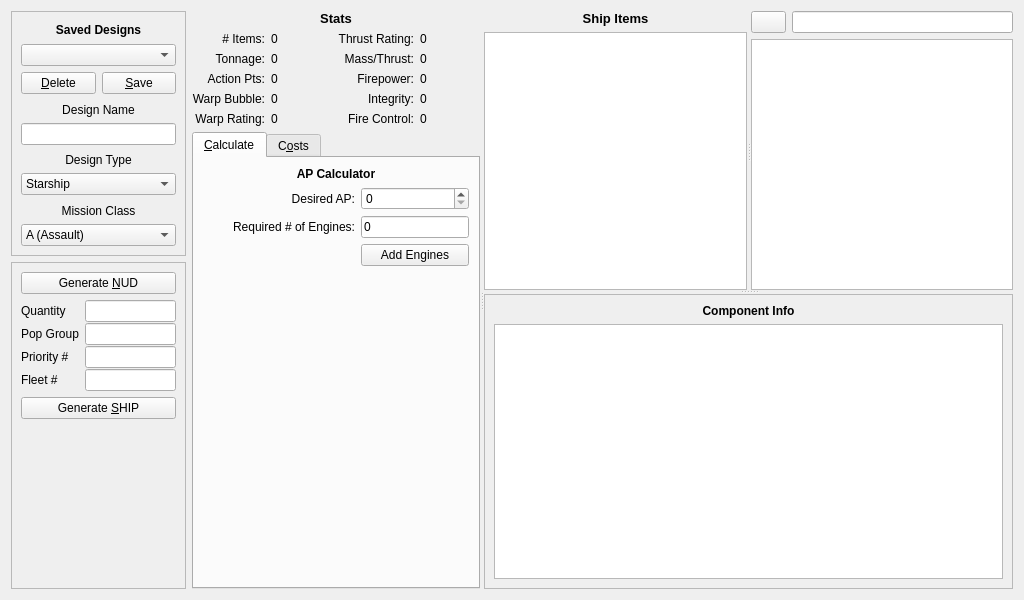
Ramblurr/SupernovaAssistant, file widgets/ShipDesigner.ui: the form before one commit.
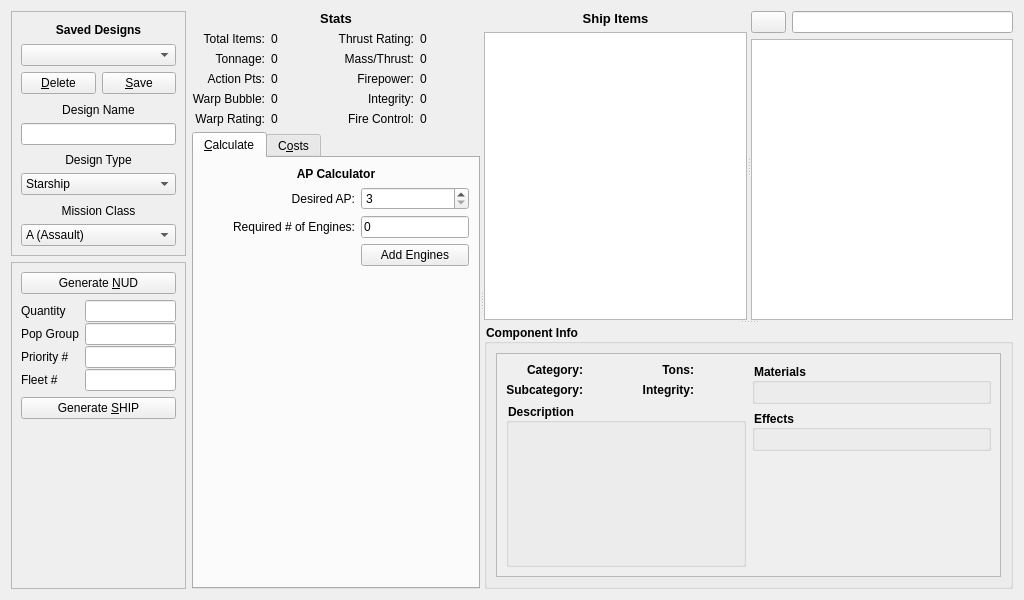
The form after the commit. Icons and pictures are not drawn.

Commit message: * switch from quint64 to qint64 * Ship Designer: change the way of displaying item info * ItemModel: Fix item count bug * ComponentsProxyModel: fix bug in filter * ShipDesigner: expand components list

What changed in the file:
```diff
--- a/widgets/ShipDesigner.ui
+++ b/widgets/ShipDesigner.ui
@@ -246,7 +246,7 @@
          <item row="0" column="0">
           <widget class="QLabel" name="label_5">
            <property name="text">
-            <string># Items:</string>
+            <string>Total Items:</string>
            </property>
            <property name="alignment">
             <set>Qt::AlignRight|Qt::AlignTrailing|Qt::AlignVCenter</set>
@@ -436,7 +436,14 @@
             </widget>
            </item>
            <item row="1" column="1">
-            <widget class="QSpinBox" name="desiredAPSpin"/>
+            <widget class="QSpinBox" name="desiredAPSpin">
+             <property name="minimum">
+              <number>3</number>
+             </property>
+             <property name="value">
+              <number>3</number>
+             </property>
+            </widget>
            </item>
            <item row="2" column="0">
             <widget class="QLabel" name="label_17">
@@ -630,49 +637,281 @@
         </layout>
        </widget>
       </widget>
-      <widget class="QFrame" name="componentInfoFrame">
+      <widget class="QGroupBox" name="componentInfoGroupBox">
+       <property name="sizePolicy">
+        <sizepolicy hsizetype="Expanding" vsizetype="Expanding">
+         <horstretch>0</horstretch>
+         <verstretch>0</verstretch>
+        </sizepolicy>
+       </property>
        <property name="minimumSize">
         <size>
          <width>0</width>
          <height>0</height>
         </size>
        </property>
-       <property name="frameShape">
-        <enum>QFrame::StyledPanel</enum>
+       <property name="font">
+        <font>
+         <weight>75</weight>
+         <bold>true</bold>
+        </font>
        </property>
-       <property name="frameShadow">
-        <enum>QFrame::Raised</enum>
+       <property name="styleSheet">
+        <string notr="true"> QGroupBox {
+	font-weight:bold;
+ }</string>
        </property>
-       <layout class="QVBoxLayout" name="verticalLayout" stretch="0,0">
+       <property name="title">
+        <string>Component Info</string>
+       </property>
+       <layout class="QHBoxLayout" name="horizontalLayout_2">
         <item>
-         <widget class="QLabel" name="componentName">
-          <property name="font">
-           <font>
-            <pointsize>9</pointsize>
-            <weight>75</weight>
-            <bold>true</bold>
-           </font>
-          </property>
-          <property name="text">
-           <string>Component Info</string>
-          </property>
-          <property name="alignment">
-           <set>Qt::AlignCenter</set>
-          </property>
-         </widget>
-        </item>
-        <item>
-         <widget class="QTextEdit" name="componentDesc">
-          <property name="readOnly">
+         <widget class="QScrollArea" name="scrollArea">
+          <property name="widgetResizable">
            <bool>true</bool>
           </property>
-          <property name="html">
-           <string>&lt;!DOCTYPE HTML PUBLIC &quot;-//W3C//DTD HTML 4.0//EN&quot; &quot;http://www.w3.org/TR/REC-html40/strict.dtd&quot;&gt;
-&lt;html&gt;&lt;head&gt;&lt;meta name=&quot;qrichtext&quot; content=&quot;1&quot; /&gt;&lt;style type=&quot;text/css&quot;&gt;
-p, li { white-space: pre-wrap; }
-&lt;/style&gt;&lt;/head&gt;&lt;body style=&quot; font-family:'FSAlbert'; font-size:8pt; font-weight:400; font-style:normal;&quot;&gt;
-&lt;p style=&quot;-qt-paragraph-type:empty; margin-top:0px; margin-bottom:0px; margin-left:0px; margin-right:0px; -qt-block-indent:0; text-indent:0px;&quot;&gt;&lt;/p&gt;&lt;/body&gt;&lt;/html&gt;</string>
-          </property>
+          <widget class="QWidget" name="scrollAreaWidgetContents">
+           <property name="geometry">
+            <rect>
+             <x>0</x>
+             <y>0</y>
+             <width>525</width>
+             <height>297</height>
+            </rect>
+           </property>
+           <layout class="QGridLayout" name="gridLayout_5">
+            <item row="0" column="0">
+             <layout class="QGridLayout" name="gridLayout_7">
+              <item row="0" column="0">
+               <widget class="QLabel" name="label_20">
+                <property name="font">
+                 <font>
+                  <weight>75</weight>
+                  <bold>true</bold>
+                 </font>
+                </property>
+                <property name="text">
+                 <string>Category:</string>
+                </property>
+                <property name="alignment">
+                 <set>Qt::AlignRight|Qt::AlignTrailing|Qt::AlignVCenter</set>
+                </property>
+               </widget>
+              </item>
+              <item row="0" column="1">
+               <widget class="QLabel" name="categoryLabel">
+                <property name="font">
+                 <font>
+                  <weight>50</weight>
+                  <bold>false</bold>
+                 </font>
+                </property>
+                <property name="text">
+                 <string/>
+                </property>
+               </widget>
+              </item>
+              <item row="1" column="2">
+               <widget class="QLabel" name="label_23">
+                <property name="font">
+                 <font>
+                  <weight>75</weight>
+                  <bold>true</bold>
+                 </font>
+                </property>
+                <property name="text">
+                 <string>Integrity:</string>
+                </property>
+                <property name="alignment">
+                 <set>Qt::AlignRight|Qt::AlignTrailing|Qt::AlignVCenter</set>
+                </property>
+               </widget>
+              </item>
+              <item row="1" column="3">
+               <widget class="QLabel" name="itemintegLabel">
+                <property name="font">
+                 <font>
+                  <weight>50</weight>
+                  <bold>false</bold>
+                 </font>
+                </property>
+                <property name="text">
+                 <string/>
+                </property>
+               </widget>
+              </item>
+              <item row="1" column="0">
+               <widget class="QLabel" name="label_21">
+                <property name="font">
+                 <font>
+                  <weight>75</weight>
+                  <bold>true</bold>
+                 </font>
+                </property>
+                <property name="text">
+                 <string>Subcategory:</string>
+                </property>
+                <property name="alignment">
+                 <set>Qt::AlignRight|Qt::AlignTrailing|Qt::AlignVCenter</set>
+                </property>
+               </widget>
+              </item>
+              <item row="0" column="2">
+               <widget class="QLabel" name="label_22">
+                <property name="font">
+                 <font>
+                  <weight>75</weight>
+                  <bold>true</bold>
+                 </font>
+                </property>
+                <property name="text">
+                 <string>Tons:</string>
+                </property>
+                <property name="alignment">
+                 <set>Qt::AlignRight|Qt::AlignTrailing|Qt::AlignVCenter</set>
+                </property>
+               </widget>
+              </item>
+              <item row="1" column="1">
+               <widget class="QLabel" name="subCatLabel">
+                <property name="font">
+                 <font>
+                  <weight>50</weight>
+                  <bold>false</bold>
+                 </font>
+                </property>
+                <property name="text">
+                 <string/>
+                </property>
+               </widget>
+              </item>
+              <item row="0" column="3">
+               <widget class="QLabel" name="itemtonLabel">
+                <property name="font">
+                 <font>
+                  <weight>50</weight>
+                  <bold>false</bold>
+                 </font>
+                </property>
+                <property name="text">
+                 <string/>
+                </property>
+               </widget>
+              </item>
+             </layout>
+            </item>
+            <item row="0" column="1" rowspan="2">
+             <layout class="QVBoxLayout" name="verticalLayout_6">
+              <item>
+               <widget class="QGroupBox" name="materialsGroup">
+                <property name="sizePolicy">
+                 <sizepolicy hsizetype="Minimum" vsizetype="Minimum">
+                  <horstretch>0</horstretch>
+                  <verstretch>0</verstretch>
+                 </sizepolicy>
+                </property>
+                <property name="autoFillBackground">
+                 <bool>false</bool>
+                </property>
+                <property name="title">
+                 <string>Materials</string>
+                </property>
+                <property name="flat">
+                 <bool>false</bool>
+                </property>
+                <property name="checkable">
+                 <bool>false</bool>
+                </property>
+                <layout class="QFormLayout" name="formLayout_2">
+                 <property name="sizeConstraint">
+                  <enum>QLayout::SetMinimumSize</enum>
+                 </property>
+                 <property name="fieldGrowthPolicy">
+                  <enum>QFormLayout::ExpandingFieldsGrow</enum>
+                 </property>
+                 <property name="labelAlignment">
+                  <set>Qt::AlignLeading|Qt::AlignLeft|Qt::AlignVCenter</set>
+                 </property>
+                 <property name="verticalSpacing">
+                  <number>0</number>
+                 </property>
+                 <property name="rightMargin">
+                  <number>1</number>
+                 </property>
+                </layout>
+               </widget>
+              </item>
+              <item>
+               <widget class="QGroupBox" name="effectsGroup">
+                <property name="sizePolicy">
+                 <sizepolicy hsizetype="Preferred" vsizetype="Minimum">
+                  <horstretch>0</horstretch>
+                  <verstretch>0</verstretch>
+                 </sizepolicy>
+                </property>
+                <property name="title">
+                 <string>Effects</string>
+                </property>
+                <layout class="QVBoxLayout" name="verticalLayout"/>
+               </widget>
+              </item>
+              <item>
+               <spacer name="verticalSpacer_3">
+                <property name="orientation">
+                 <enum>Qt::Vertical</enum>
+                </property>
+                <property name="sizeHint" stdset="0">
+                 <size>
+                  <width>20</width>
+                  <height>40</height>
+                 </size>
+                </property>
+               </spacer>
+              </item>
+             </layout>
+            </item>
+            <item row="1" column="0">
+             <widget class="QGroupBox" name="descBox">
+              <property name="sizePolicy">
+               <sizepolicy hsizetype="Preferred" vsizetype="Expanding">
+                <horstretch>0</horstretch>
+                <verstretch>0</verstretch>
+               </sizepolicy>
+              </property>
+              <property name="title">
+               <string>Description</string>
+              </property>
+              <layout class="QGridLayout" name="gridLayout_6">
+               <item row="0" column="0">
+                <widget class="QLabel" name="descLabel">
+                 <property name="sizePolicy">
+                  <sizepolicy hsizetype="Preferred" vsizetype="Expanding">
+                   <horstretch>0</horstretch>
+                   <verstretch>0</verstretch>
+                  </sizepolicy>
+                 </property>
+                 <property name="text">
+                  <string/>
+                 </property>
+                 <property name="textFormat">
+                  <enum>Qt::AutoText</enum>
+                 </property>
+                 <property name="scaledContents">
+                  <bool>false</bool>
+                 </property>
+                 <property name="wordWrap">
+                  <bool>true</bool>
+                 </property>
+                 <property name="textInteractionFlags">
+                  <set>Qt::LinksAccessibleByMouse|Qt::TextSelectableByKeyboard|Qt::TextSelectableByMouse</set>
+                 </property>
+                </widget>
+               </item>
+              </layout>
+             </widget>
+            </item>
+           </layout>
+          </widget>
          </widget>
         </item>
        </layout>
```
Left out of the diff: 240 changed lines with no effect on the pictures. The commit also changes 10 other files.
